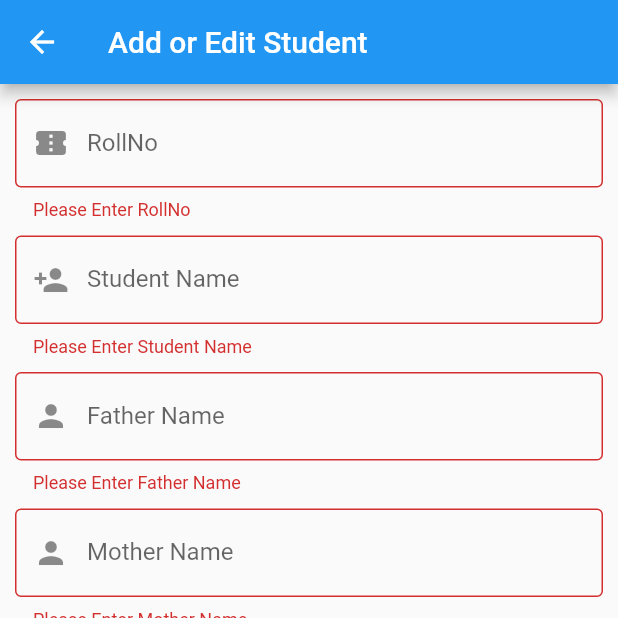
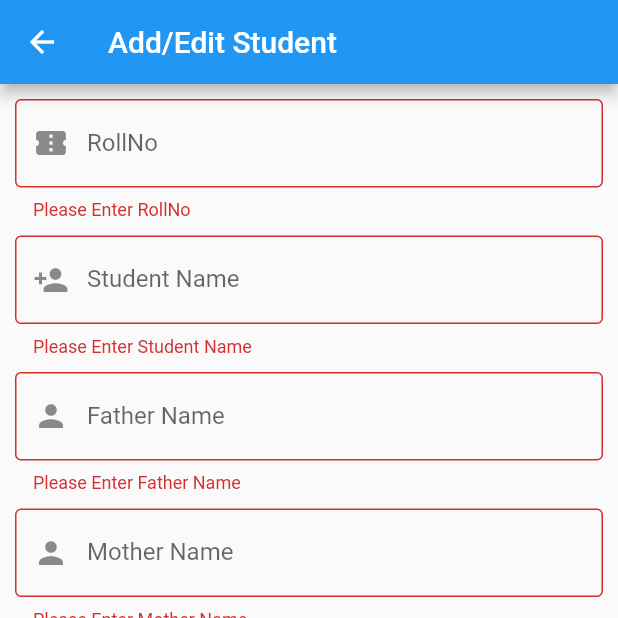
Before and after one commit to sbmkrgit/Attendance-App, a Flutter app: the AddStudent screen opened directly, on a phone screen of 412 x 824 dp, the top half of it. Run offline on Flutter 3.47's test engine with Material 2 defaults, Android fonts, the phone set to English and light mode, and no system bars; our stand-ins replace cloud_firestore, firebase_auth; accounts and stored records are empty.

Commit message:
Renamed App Bar Title

```diff
--- a/lib/pages/AddStudent.dart
+++ b/lib/pages/AddStudent.dart
@@ -157,7 +157,7 @@ class _AddStudentState extends State<AddStudent> {
     return Scaffold(
       resizeToAvoidBottomPadding: false,
       appBar: AppBar(
-        title: Text("Add or Edit Student"),
+        title: Text("Add/Edit Student"),
       ),
       body: Column(
         children: <Widget>[
```
